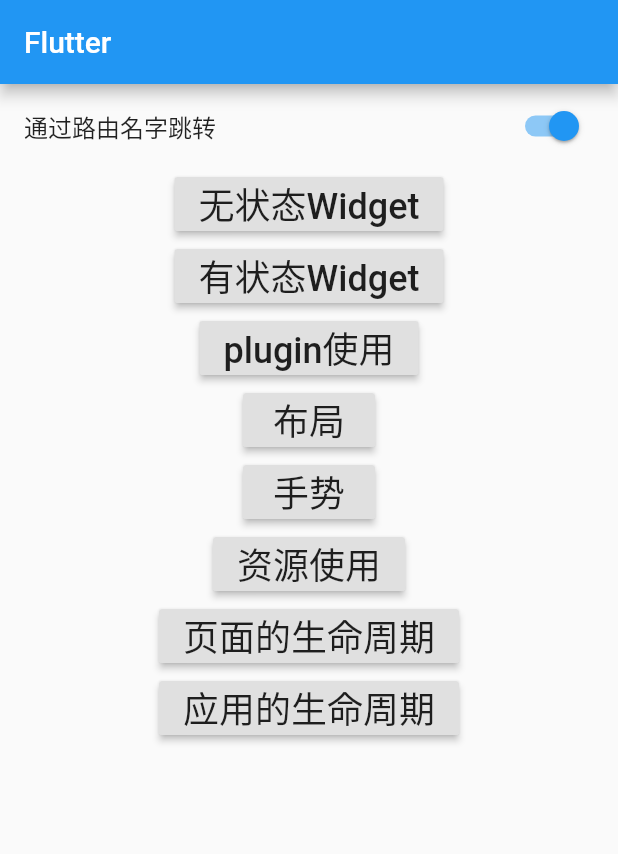
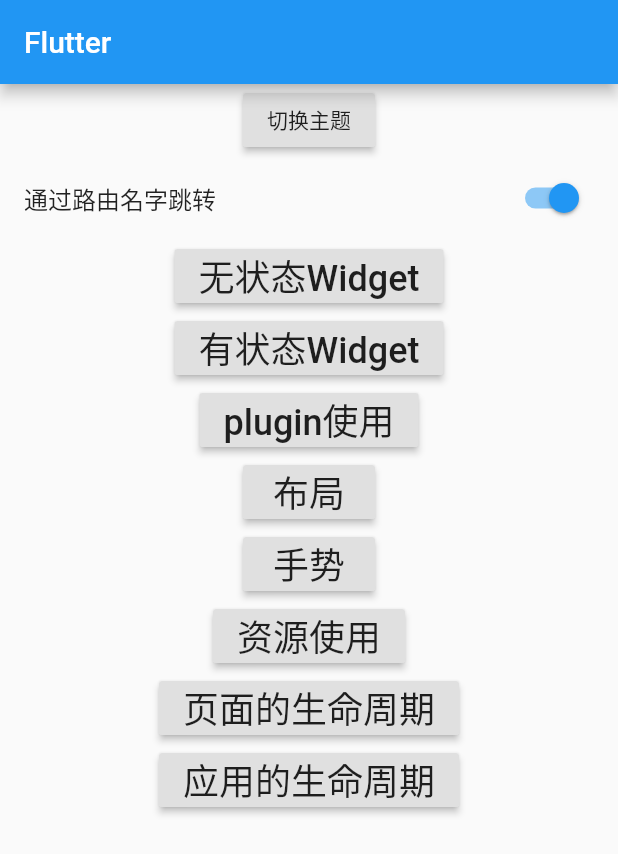
Before and after one commit to xld1393679430/flutterappv1, a Flutter app: the screen it shows after launch, after a tap on an icon or button, on a phone screen of 412 x 824 dp. Shown: the top 854 px of the screen. Run offline on Flutter 3.47's test engine with Material 2 defaults, Android fonts, the phone set to English and light mode, and no system bars; missing offline and left inert: flutter_color_plugin.

Commit message:
flutter 切换应用主题

```diff
--- a/lib/main.dart
+++ b/lib/main.dart
@@ -11,15 +11,23 @@ import 'demo/statefull_group_page.dart';
 import 'demo/widget_lifecycle.dart';
 
 void main() {
-  runApp(MyApp());
+  runApp(DynamicTheme());
 }
 
-class MyApp extends StatelessWidget {
+class DynamicTheme extends StatefulWidget {
+  @override
+  State<DynamicTheme> createState() => _DynamicThemeState();
+}
+
+// 动态切换主题
+class _DynamicThemeState extends State<DynamicTheme> {
+  Brightness _brightness = Brightness.light;
   @override
   Widget build(BuildContext context) {
     return MaterialApp(
       title: 'Flutter Demo',
       theme: ThemeData(
+        brightness: _brightness,
         primarySwatch: Colors.blue,
         visualDensity: VisualDensity.adaptivePlatformDensity,
       ),
@@ -27,7 +35,21 @@ class MyApp extends StatelessWidget {
         appBar: AppBar(
           title: Text("Flutter"),
         ),
-        body: RouterNavigator(),
+        body: Column(
+          children: [
+            RaisedButton(
+              onPressed: () {
+                setState(() {
+                  _brightness = _brightness == Brightness.light
+                      ? Brightness.dark
+                      : Brightness.light;
+                });
+              },
+              child: Text("切换主题"),
+            ),
+            RouterNavigator()
+          ],
+        ),
       ),
       routes: <String, WidgetBuilder>{
         "lessState": (BuildContext context) => LessGroupPage(),
```
